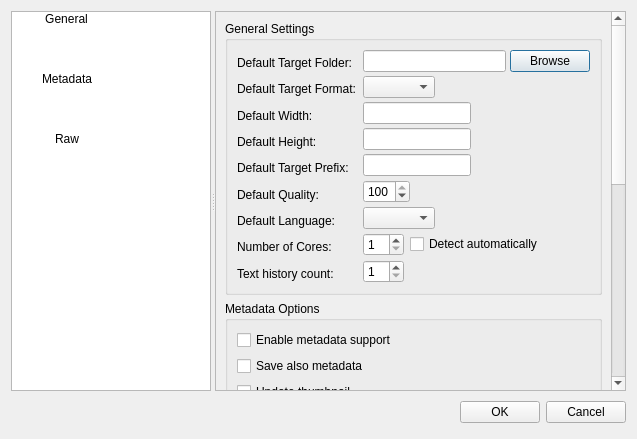
First picture: the form in dialogs/optionsdialog.ui, repository marek629/SIR, before the edit.
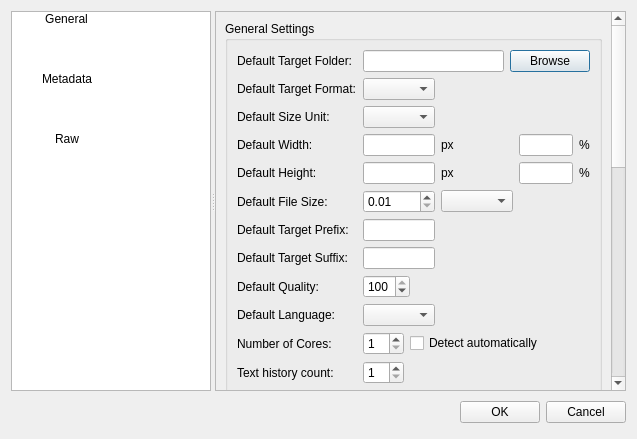
Second picture: the form after the edit. Icons and pictures are not drawn. Custom widgets are drawn as their Qt base class.

```diff
--- a/dialogs/optionsdialog.ui
+++ b/dialogs/optionsdialog.ui
@@ -79,10 +79,10 @@
       <widget class="QWidget" name="scrollAreaWidgetContents">
        <property name="geometry">
         <rect>
-         <x>0</x>
-         <y>-274</y>
-         <width>407</width>
-         <height>814</height>
+         <x>-10</x>
+         <y>-51</y>
+         <width>403</width>
+         <height>917</height>
         </rect>
        </property>
        <layout class="QVBoxLayout" name="verticalLayout_2">
@@ -91,152 +91,230 @@
           <property name="title">
            <string>General Settings</string>
           </property>
-          <layout class="QHBoxLayout" name="horizontalLayout_3">
-           <item>
-            <layout class="QVBoxLayout" name="boxLayout2">
-             <property name="spacing">
-              <number>7</number>
+          <layout class="QGridLayout" name="gridLayout_2">
+           <item row="4" column="1">
+            <widget class="QLineEdit" name="widthLineEdit">
+             <property name="sizePolicy">
+              <sizepolicy hsizetype="Preferred" vsizetype="Fixed">
+               <horstretch>0</horstretch>
+               <verstretch>0</verstretch>
+              </sizepolicy>
              </property>
-             <property name="leftMargin">
-              <number>0</number>
-             </property>
-             <property name="topMargin">
-              <number>3</number>
-             </property>
-             <property name="rightMargin">
-              <number>0</number>
-             </property>
-             <property name="bottomMargin">
-              <number>0</number>
-             </property>
+            </widget>
+           </item>
+           <item row="0" column="1" colspan="4">
+            <layout class="QHBoxLayout" name="targetFolderLayout">
              <item>
-              <widget class="QLabel" name="targetFolderLabel">
+              <widget class="QLineEdit" name="targetFolderLineEdit"/>
+             </item>
+             <item>
+              <widget class="QPushButton" name="browsePushButton">
                <property name="text">
-                <string>Default Target Folder:</string>
+                <string>Browse</string>
                </property>
               </widget>
              </item>
-             <item>
+            </layout>
+           </item>
+           <item row="10" column="0">
+            <widget class="QLabel" name="label_6">
+             <property name="text">
+              <string>Default Language:</string>
+             </property>
+            </widget>
+           </item>
+           <item row="2" column="0">
               <widget class="QLabel" name="label">
                <property name="text">
                 <string>Default Target Format:</string>
                </property>
               </widget>
              </item>
+           <item row="11" column="0">
+            <widget class="QLabel" name="label_7">
+             <property name="text">
+              <string>Number of Cores:</string>
+             </property>
+            </widget>
+           </item>
+           <item row="2" column="1">
+            <widget class="QComboBox" name="targetFormatComboBox">
+             <property name="sizePolicy">
+              <sizepolicy hsizetype="Maximum" vsizetype="Fixed">
+               <horstretch>0</horstretch>
+               <verstretch>0</verstretch>
+              </sizepolicy>
+             </property>
+            </widget>
+           </item>
+           <item row="11" column="1" colspan="4">
+            <layout class="QHBoxLayout" name="cores_spacer">
+             <property name="spacing">
+              <number>6</number>
+             </property>
+             <property name="margin">
+              <number>0</number>
+             </property>
              <item>
+              <widget class="QSpinBox" name="coresSpinBox">
+               <property name="sizePolicy">
+                <sizepolicy hsizetype="Maximum" vsizetype="Fixed">
+                 <horstretch>0</horstretch>
+                 <verstretch>0</verstretch>
+                </sizepolicy>
+               </property>
+               <property name="minimum">
+                <number>1</number>
+               </property>
+               <property name="value">
+                <number>1</number>
+               </property>
+              </widget>
+             </item>
+             <item>
+              <widget class="QCheckBox" name="coresCheckBox">
+               <property name="text">
+                <string>Detect automatically</string>
+               </property>
+              </widget>
+             </item>
+            </layout>
+           </item>
+           <item row="8" column="1">
+            <widget class="QLineEdit" name="targetSuffixLineEdit">
+             <property name="sizePolicy">
+              <sizepolicy hsizetype="Preferred" vsizetype="Fixed">
+               <horstretch>0</horstretch>
+               <verstretch>0</verstretch>
+              </sizepolicy>
+             </property>
+            </widget>
+           </item>
+           <item row="4" column="4">
+            <widget class="QLabel" name="label_12">
+             <property name="text">
+              <string>%</string>
+             </property>
+            </widget>
+           </item>
+           <item row="3" column="0">
+            <widget class="QLabel" name="label_16">
+             <property name="text">
+              <string>Default Size Unit:</string>
+             </property>
+            </widget>
+           </item>
+           <item row="0" column="0">
+            <widget class="QLabel" name="targetFolderLabel">
+             <property name="text">
+              <string>Default Target Folder:</string>
+             </property>
+            </widget>
+           </item>
+           <item row="9" column="0">
+            <widget class="QLabel" name="label_5">
+             <property name="text">
+              <string>Default Quality:</string>
+             </property>
+            </widget>
+           </item>
+           <item row="6" column="0">
+            <widget class="QLabel" name="label_17">
+             <property name="text">
+              <string>Default File Size:</string>
+             </property>
+            </widget>
+           </item>
+           <item row="8" column="0">
+            <widget class="QLabel" name="label_15">
+             <property name="text">
+              <string>Default Target Suffix:</string>
+             </property>
+            </widget>
+           </item>
+           <item row="4" column="0">
               <widget class="QLabel" name="label_2">
                <property name="text">
                 <string>Default Width:</string>
                </property>
               </widget>
              </item>
-             <item>
-              <widget class="QLabel" name="label_3">
-               <property name="text">
-                <string>Default Height:</string>
-               </property>
-              </widget>
-             </item>
-             <item>
+           <item row="7" column="0">
               <widget class="QLabel" name="label_4">
                <property name="text">
                 <string>Default Target Prefix:</string>
                </property>
               </widget>
              </item>
-             <item>
-              <widget class="QLabel" name="label_5">
-               <property name="text">
-                <string>Default Quality:</string>
-               </property>
-              </widget>
-             </item>
-             <item>
-              <widget class="QLabel" name="label_6">
-               <property name="text">
-                <string>Default Language:</string>
-               </property>
-              </widget>
-             </item>
-             <item>
-              <widget class="QLabel" name="label_7">
-               <property name="text">
-                <string>Number of Cores:</string>
-               </property>
-              </widget>
-             </item>
-             <item>
+           <item row="12" column="0">
               <widget class="QLabel" name="label_8">
                <property name="text">
                 <string>Text history count:</string>
                </property>
               </widget>
              </item>
-            </layout>
-           </item>
-           <item>
-            <layout class="QVBoxLayout" name="boxLayout">
-             <property name="spacing">
-              <number>4</number>
+           <item row="5" column="0">
+            <widget class="QLabel" name="label_3">
+             <property name="text">
+              <string>Default Height:</string>
              </property>
-             <property name="margin">
-              <number>0</number>
-             </property>
-             <item>
-              <layout class="QHBoxLayout" name="targetFolderLayout">
-               <item>
-                <widget class="QLineEdit" name="targetFolderLineEdit"/>
-               </item>
-               <item>
-                <widget class="QPushButton" name="browsePushButton">
+            </widget>
+           </item>
+           <item row="4" column="2">
+            <widget class="QLabel" name="label_11">
                  <property name="text">
-                  <string>Browse</string>
+              <string>px</string>
                  </property>
                 </widget>
                </item>
-              </layout>
-             </item>
-             <item>
-              <widget class="QComboBox" name="targetFormatComboBox">
-               <property name="sizePolicy">
-                <sizepolicy hsizetype="Maximum" vsizetype="Fixed">
-                 <horstretch>0</horstretch>
-                 <verstretch>0</verstretch>
-                </sizepolicy>
+           <item row="5" column="2">
+            <widget class="QLabel" name="label_13">
+             <property name="text">
+              <string>px</string>
                </property>
               </widget>
              </item>
-             <item>
-              <widget class="QLineEdit" name="widthLineEdit">
+           <item row="12" column="1">
+            <widget class="QSpinBox" name="historySpinBox">
                <property name="sizePolicy">
                 <sizepolicy hsizetype="Maximum" vsizetype="Fixed">
                  <horstretch>0</horstretch>
                  <verstretch>0</verstretch>
                 </sizepolicy>
                </property>
-              </widget>
-             </item>
-             <item>
+             <property name="minimum">
+              <number>1</number>
+             </property>
+            </widget>
+           </item>
+           <item row="5" column="1">
               <widget class="QLineEdit" name="heightLineEdit">
                <property name="sizePolicy">
-                <sizepolicy hsizetype="Maximum" vsizetype="Fixed">
+              <sizepolicy hsizetype="Preferred" vsizetype="Fixed">
                  <horstretch>0</horstretch>
                  <verstretch>0</verstretch>
                 </sizepolicy>
                </property>
               </widget>
              </item>
-             <item>
+           <item row="7" column="1">
               <widget class="QLineEdit" name="targetPrefixLineEdit">
                <property name="sizePolicy">
-                <sizepolicy hsizetype="Maximum" vsizetype="Fixed">
+              <sizepolicy hsizetype="Preferred" vsizetype="Fixed">
                  <horstretch>0</horstretch>
                  <verstretch>0</verstretch>
                 </sizepolicy>
                </property>
               </widget>
              </item>
-             <item>
+           <item row="5" column="4">
+            <widget class="QLabel" name="label_14">
+             <property name="text">
+              <string>%</string>
+             </property>
+            </widget>
+           </item>
+           <item row="9" column="1">
               <widget class="QSpinBox" name="qualitySpinBox">
                <property name="sizePolicy">
                 <sizepolicy hsizetype="Maximum" vsizetype="Fixed">
@@ -252,7 +330,53 @@
                </property>
               </widget>
              </item>
-             <item>
+           <item row="6" column="2">
+            <widget class="QComboBox" name="fileSizeComboBox">
+             <property name="sizePolicy">
+              <sizepolicy hsizetype="Fixed" vsizetype="Fixed">
+               <horstretch>0</horstretch>
+               <verstretch>0</verstretch>
+              </sizepolicy>
+             </property>
+            </widget>
+           </item>
+           <item row="6" column="1">
+            <widget class="QDoubleSpinBox" name="fileSizeSpinBox">
+             <property name="sizePolicy">
+              <sizepolicy hsizetype="Preferred" vsizetype="Fixed">
+               <horstretch>0</horstretch>
+               <verstretch>0</verstretch>
+              </sizepolicy>
+             </property>
+             <property name="minimum">
+              <double>0.010000000000000</double>
+             </property>
+             <property name="maximum">
+              <double>1024.000000000000000</double>
+             </property>
+            </widget>
+           </item>
+           <item row="5" column="3">
+            <widget class="QLineEdit" name="heightPercentLineEdit">
+             <property name="sizePolicy">
+              <sizepolicy hsizetype="Preferred" vsizetype="Fixed">
+               <horstretch>0</horstretch>
+               <verstretch>0</verstretch>
+              </sizepolicy>
+             </property>
+            </widget>
+           </item>
+           <item row="4" column="3">
+            <widget class="QLineEdit" name="widthPercentLineEdit">
+             <property name="sizePolicy">
+              <sizepolicy hsizetype="Preferred" vsizetype="Fixed">
+               <horstretch>0</horstretch>
+               <verstretch>0</verstretch>
+              </sizepolicy>
+             </property>
+            </widget>
+           </item>
+           <item row="10" column="1" colspan="2">
               <widget class="QComboBox" name="languagesComboBox">
                <property name="sizePolicy">
                 <sizepolicy hsizetype="Maximum" vsizetype="Fixed">
@@ -262,53 +386,15 @@
                </property>
               </widget>
              </item>
-             <item>
-              <layout class="QHBoxLayout" name="cores_spacer">
-               <property name="spacing">
-                <number>6</number>
-               </property>
-               <property name="margin">
-                <number>0</number>
-               </property>
-               <item>
-                <widget class="QSpinBox" name="coresSpinBox">
+           <item row="3" column="1" colspan="4">
+            <widget class="QComboBox" name="sizeUnitComboBox">
                  <property name="sizePolicy">
                   <sizepolicy hsizetype="Maximum" vsizetype="Fixed">
                    <horstretch>0</horstretch>
                    <verstretch>0</verstretch>
                   </sizepolicy>
                  </property>
-                 <property name="minimum">
-                  <number>1</number>
-                 </property>
-                 <property name="value">
-                  <number>1</number>
-                 </property>
-                </widget>
-               </item>
-               <item>
-                <widget class="QCheckBox" name="coresCheckBox">
-                 <property name="text">
-                  <string>Detect automatically</string>
-                 </property>
-                </widget>
-               </item>
-              </layout>
-             </item>
-             <item>
-              <widget class="QSpinBox" name="historySpinBox">
-               <property name="sizePolicy">
-                <sizepolicy hsizetype="Maximum" vsizetype="Fixed">
-                 <horstretch>0</horstretch>
-                 <verstretch>0</verstretch>
-                </sizepolicy>
-               </property>
-               <property name="minimum">
-                <number>1</number>
-               </property>
-              </widget>
-             </item>
-            </layout>
+            </widget>
            </item>
           </layout>
          </widget>
```
Left out of the diff: 3 changed lines with no effect on the pictures. Lines whose indentation alone changed are shown as unchanged.
